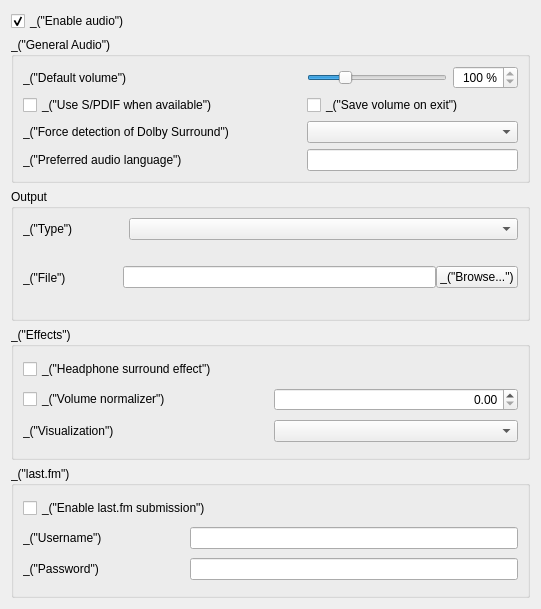
First picture: the form in modules/gui/qt4/ui/sprefs_audio.ui, repository omunroe-com/ubtvlc, before the edit.
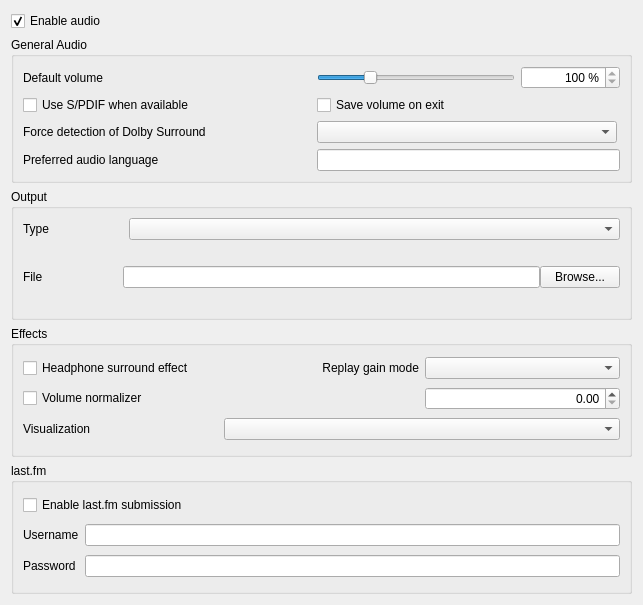
Second picture: the form after the edit.

The edit to the form file:
```diff
--- a/modules/gui/qt4/ui/sprefs_audio.ui
+++ b/modules/gui/qt4/ui/sprefs_audio.ui
@@ -6,18 +6,18 @@
    <rect>
     <x>0</x>
     <y>0</y>
-    <width>541</width>
-    <height>609</height>
+    <width>643</width>
+    <height>605</height>
    </rect>
   </property>
   <property name="windowTitle" >
    <string>Form</string>
   </property>
-  <layout class="QVBoxLayout" >
+  <layout class="QVBoxLayout" name="verticalLayout" >
    <item>
     <widget class="QCheckBox" name="enableAudio" >
      <property name="text" >
-      <string>_("Enable audio")</string>
+      <string>Enable audio</string>
      </property>
      <property name="checked" >
       <bool>true</bool>
@@ -27,13 +27,13 @@
    <item>
     <widget class="QGroupBox" name="audioBox" >
      <property name="title" >
-      <string>_("General Audio")</string>
+      <string>General Audio</string>
      </property>
      <layout class="QGridLayout" >
       <item row="0" column="0" colspan="2" >
        <widget class="QLabel" name="label_2" >
         <property name="text" >
-         <string>_("Default volume")</string>
+         <string>Default volume</string>
         </property>
        </widget>
       </item>
@@ -96,21 +96,21 @@
       <item row="1" column="0" >
        <widget class="QCheckBox" name="spdifBox" >
         <property name="text" >
-         <string>_("Use S/PDIF when available")</string>
+         <string>Use S/PDIF when available</string>
         </property>
        </widget>
       </item>
       <item row="1" column="2" colspan="3" >
        <widget class="QCheckBox" name="saveVolBox" >
         <property name="text" >
-         <string>_("Save volume on exit")</string>
+         <string>Save volume on exit</string>
         </property>
        </widget>
       </item>
       <item row="2" column="0" >
-       <widget class="QLabel" name="label_8" >
+       <widget class="QLabel" name="dolbyLabel" >
         <property name="text" >
-         <string>_("Force detection of Dolby Surround")</string>
+         <string>Force detection of Dolby Surround</string>
         </property>
         <property name="buddy" >
          <cstring>detectionDolby</cstring>
@@ -137,9 +137,9 @@
        </widget>
       </item>
       <item row="3" column="0" >
-       <widget class="QLabel" name="label" >
+       <widget class="QLabel" name="langLabel" >
         <property name="text" >
-         <string>_("Preferred audio language")</string>
+         <string>Preferred audio language</string>
         </property>
         <property name="buddy" >
          <cstring>preferredAudioLanguage</cstring>
@@ -183,7 +183,7 @@
          </size>
         </property>
         <property name="text" >
-         <string>_("Type")</string>
+         <string>Type</string>
         </property>
         <property name="buddy" >
          <cstring>outputModule</cstring>
@@ -221,7 +221,7 @@
             </size>
            </property>
            <property name="text" >
-            <string>_("File")</string>
+            <string>File</string>
            </property>
            <property name="buddy" >
             <cstring>fileName</cstring>
@@ -234,7 +234,7 @@
          <item>
           <widget class="QPushButton" name="fileBrowseButton" >
            <property name="text" >
-            <string>_("Browse...")</string>
+            <string>Browse...</string>
            </property>
           </widget>
          </item>
@@ -247,37 +247,50 @@
    <item>
     <widget class="QGroupBox" name="groupBox" >
      <property name="title" >
-      <string>_("Effects")</string>
+      <string>Effects</string>
      </property>
      <layout class="QGridLayout" >
-      <item row="2" column="1" >
+      <item row="2" column="1" colspan="2" >
        <widget class="QComboBox" name="visualisation" />
       </item>
       <item row="0" column="0" >
        <widget class="QCheckBox" name="headphoneEffect" >
         <property name="text" >
-         <string>_("Headphone surround effect")</string>
+         <string>Headphone surround effect</string>
         </property>
        </widget>
       </item>
       <item row="1" column="0" >
        <widget class="QCheckBox" name="volNormBox" >
         <property name="text" >
-         <string>_("Volume normalizer")</string>
+         <string>Volume normalizer</string>
         </property>
        </widget>
       </item>
       <item row="2" column="0" >
-       <widget class="QLabel" name="label_5" >
+       <widget class="QLabel" name="visuLabel" >
         <property name="text" >
-         <string>_("Visualization")</string>
+         <string>Visualization</string>
         </property>
         <property name="buddy" >
          <cstring>visualisation</cstring>
         </property>
        </widget>
       </item>
-      <item row="1" column="1" >
+      <item row="0" column="1" >
+       <widget class="QLabel" name="replayLabel" >
+        <property name="text" >
+         <string>Replay gain mode</string>
+        </property>
+        <property name="alignment" >
+         <set>Qt::AlignRight|Qt::AlignTrailing|Qt::AlignVCenter</set>
+        </property>
+       </widget>
+      </item>
+      <item row="0" column="2" >
+       <widget class="QComboBox" name="replayCombo" />
+      </item>
+      <item row="1" column="2" >
        <widget class="QDoubleSpinBox" name="volNormSpin" >
         <property name="alignment" >
          <set>Qt::AlignRight</set>
@@ -290,40 +303,40 @@
    <item>
     <widget class="QGroupBox" name="lastFMBox" >
      <property name="title" >
-      <string>_("last.fm")</string>
+      <string>last.fm</string>
      </property>
-     <layout class="QGridLayout" >
+     <layout class="QGridLayout" name="gridLayout" >
       <item row="0" column="0" colspan="2" >
        <widget class="QCheckBox" name="lastfm" >
         <property name="text" >
-         <string>_("Enable last.fm submission")</string>
+         <string>Enable last.fm submission</string>
         </property>
        </widget>
       </item>
-      <item row="1" column="1" colspan="2" >
-       <widget class="QLineEdit" name="lastfm_user_edit" />
-      </item>
       <item row="1" column="0" >
        <widget class="QLabel" name="lastfm_user_label" >
         <property name="text" >
-         <string>_("Username")</string>
+         <string>Username</string>
         </property>
         <property name="buddy" >
          <cstring>lastfm_user_edit</cstring>
         </property>
        </widget>
       </item>
+      <item row="1" column="1" >
+       <widget class="QLineEdit" name="lastfm_user_edit" />
+      </item>
       <item row="2" column="0" >
        <widget class="QLabel" name="lastfm_pass_label" >
         <property name="text" >
-         <string>_("Password")</string>
+         <string>Password</string>
         </property>
         <property name="buddy" >
          <cstring>lastfm_pass_edit</cstring>
         </property>
        </widget>
       </item>
-      <item row="2" column="1" colspan="2" >
+      <item row="2" column="1" >
        <widget class="QLineEdit" name="lastfm_pass_edit" >
         <property name="echoMode" >
          <enum>QLineEdit::Password</enum>
```
Left out of the diff: 4 changed lines with no effect on the pictures.
